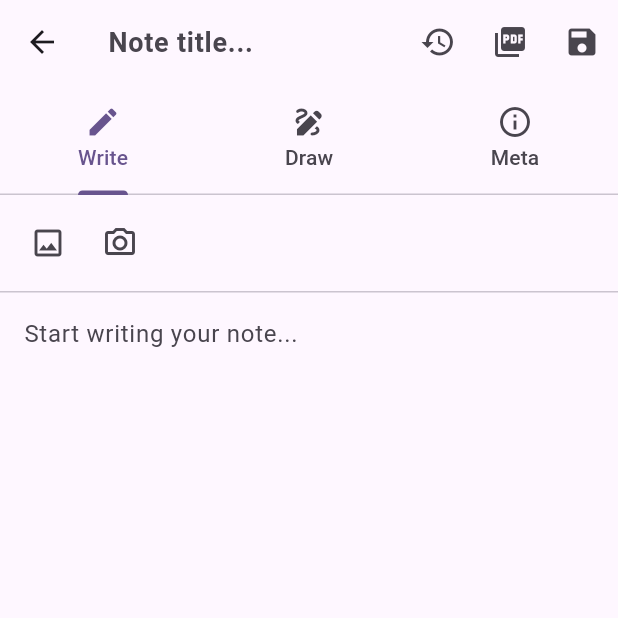
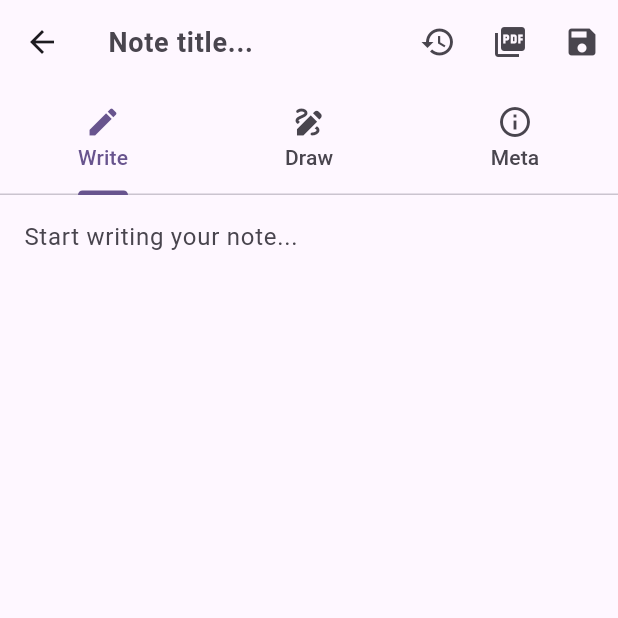
Before and after one commit to anknpolley123/AP_NOTES, a Flutter app: the screen it shows after launch, after a tap on the "grid view" icon, after a tap on "New Note", on a phone screen of 412 x 824 dp, the top half of it. Run offline on Flutter 3.47's test engine with Material 3 defaults, Android fonts, the light colour scheme and no system bars; our stand-ins replace printing, shared_preferences, signature; statements that could not run were skipped.

Commit message:
Update main.dart

```diff
--- a/lib/main.dart
+++ b/lib/main.dart
@@ -1,10 +1,8 @@
 import 'dart:convert';
-import 'dart:io';
 
 import 'package:flutter/material.dart';
 import 'package:shared_preferences/shared_preferences.dart';
 import 'package:signature/signature.dart';
-import 'package:image_picker/image_picker.dart';
 import 'package:pdf/widgets.dart' as pw;
 import 'package:printing/printing.dart';
 import 'package:intl/intl.dart';
@@ -261,7 +259,6 @@ class _NotesDashboardState extends State<NotesDashboard> {
       ),
       body: Column(
         children: [
-          // Folder chips
           SizedBox(
             height: 44,
             child: ListView.builder(
@@ -285,7 +282,6 @@ class _NotesDashboardState extends State<NotesDashboard> {
               },
             ),
           ),
-          // Notes list/grid
           Expanded(
             child: _filtered.isEmpty
                 ? Center(
@@ -341,8 +337,6 @@ class _NotesDashboardState extends State<NotesDashboard> {
     );
   }
 }
-
-// ── Note Card ──────────────────────────────────────────────────────────────────
 
 class _NoteCard extends StatelessWidget {
   final NoteModel note;
@@ -442,8 +436,6 @@ class _NoteCard extends StatelessWidget {
   }
 }
 
-// ── Editor ─────────────────────────────────────────────────────────────────────
-
 class Editor extends StatefulWidget {
   final NoteModel? existing;
   const Editor({super.key, this.existing});
@@ -485,8 +477,6 @@ class _EditorState extends State<Editor> with SingleTickerProviderStateMixin {
     super.dispose();
   }
 
-  // ── Save ────────────────────────────────────────────────────────────────────
-
   void _save() {
     final plain = _contentCtrl.text.trim();
     final existing = widget.existing;
@@ -513,35 +503,6 @@ class _EditorState extends State<Editor> with SingleTickerProviderStateMixin {
 
     Navigator.pop(context, note);
   }
-
-  // ── Image ────────────────────────────────────────────────────────────────────
-
-  Future<void> _insertImage(ImageSource src) async {
-    final img = await ImagePicker().pickImage(source: src);
-    if (img == null) return;
-
-    final bytes = await File(img.path).readAsBytes();
-    final b64 = base64Encode(bytes);
-
-    // Show image in a dialog
-    if (!mounted) return;
-    showDialog(
-      context: context,
-      builder: (_) => Dialog(
-        child: Image.memory(bytes),
-      ),
-    );
-
-    // Add image reference to note
-    final idx = _contentCtrl.selection.baseOffset < 0
-        ? 0
-        : _contentCtrl.selection.baseOffset;
-    _contentCtrl.text = _contentCtrl.text.substring(0, idx) +
-        '\n[Image inserted - ${DateTime.now().toIso8601String()}]\n' +
-        _contentCtrl.text.substring(idx);
-  }
-
-  // ── PDF ──────────────────────────────────────────────────────────────────────
 
   Future<void> _exportPDF() async {
     final doc = pw.Document();
@@ -581,8 +542,6 @@ class _EditorState extends State<Editor> with SingleTickerProviderStateMixin {
     await Printing.layoutPdf(onLayout: (_) async => doc.save());
   }
 
-  // ── History ──────────────────────────────────────────────────────────────────
-
   void _showHistory() {
     final history = widget.existing?.history ?? [];
     if (history.isEmpty) {
@@ -612,8 +571,6 @@ class _EditorState extends State<Editor> with SingleTickerProviderStateMixin {
       ),
     );
   }
-
-  // ── Build ────────────────────────────────────────────────────────────────────
 
   @override
   Widget build(BuildContext context) {
@@ -656,27 +613,6 @@ class _EditorState extends State<Editor> with SingleTickerProviderStateMixin {
       body: TabBarView(
         controller: _tabs,
         children: [
-          // ── Tab 1: Write ─────────────────────────────────────────────────────
-          Column(
-            children: [
-              Padding(
-                padding: const EdgeInsets.all(8.0),
-                child: Row(
-                  children: [
-                    IconButton(
-                      icon: const Icon(Icons.image_outlined),
-                      onPressed: () => _insertImage(ImageSource.gallery),
-                      tooltip: 'Insert image from gallery',
-                    ),
-                    IconButton(
-                      icon: const Icon(Icons.camera_alt_outlined),
-                      onPressed: () => _insertImage(ImageSource.camera),
-                      tooltip: 'Take a photo',
-                    ),
-                  ],
-                ),
-              ),
-              const Divider(height: 1),
           Expanded(
             child: TextField(
               controller: _contentCtrl,
@@ -689,10 +625,6 @@ class _EditorState extends State<Editor> with SingleTickerProviderStateMixin {
               ),
             ),
           ),
-            ],
-          ),
-
-          // ── Tab 2: Draw ──────────────────────────────────────────────────────
           Column(
             children: [
               Padding(
@@ -746,8 +678,6 @@ class _EditorState extends State<Editor> with SingleTickerProviderStateMixin {
               ),
             ],
           ),
-
-          // ── Tab 3: Meta ──────────────────────────────────────────────────────
           ListView(
             padding: const EdgeInsets.all(16),
             children: [
```
Lines whose indentation alone changed are shown as unchanged.
